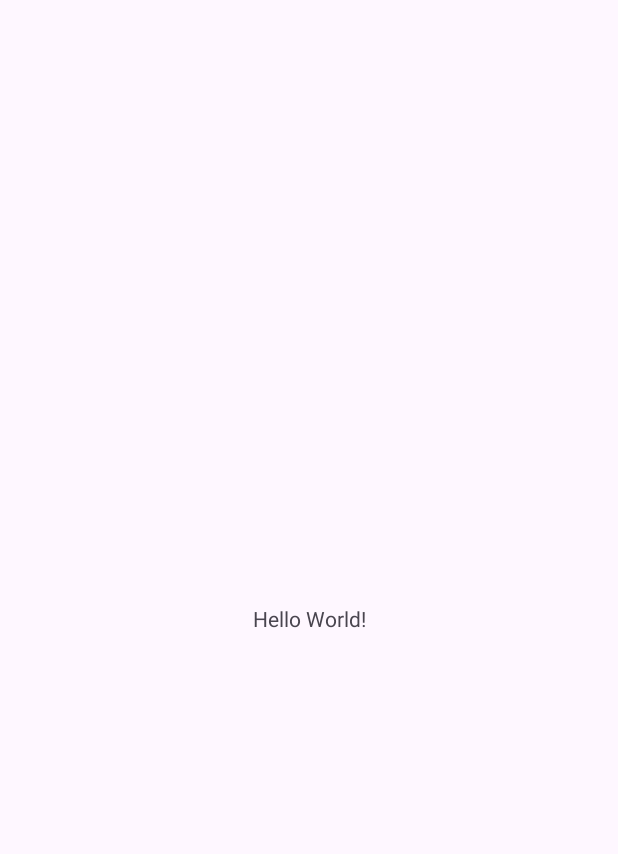
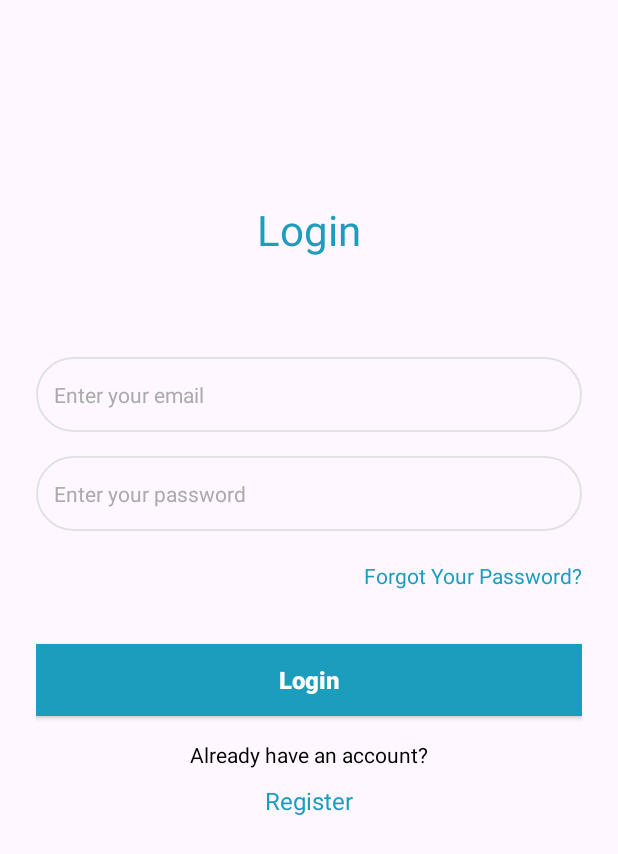
Before and after one commit to rajbeerkhokhar19/NamasteMeditation, an Android app: the screen it shows after launch (MainActivity before the commit, LoginActivity after it), on a phone screen of 412 x 824 dp. Before the commit the part shown is almost empty. Shown: the top 854 px of the screen. Run offline under Robolectric (Android 15) with nearby library versions, the phone set to English and light mode, and no system bars.

Commit message:
login page designed

```diff
--- a/app/build.gradle.kts
+++ b/app/build.gradle.kts
@@ -5,12 +5,12 @@ plugins {
 
 android {
     namespace = "com.example.namastemeditation"
-    compileSdk = 33
+    compileSdk = 34
 
     defaultConfig {
         applicationId = "com.example.namastemeditation"
         minSdk = 29
-        targetSdk = 33
+        targetSdk = 34
         versionCode = 1
         versionName = "1.0"
 
--- a/app/src/main/AndroidManifest.xml
+++ b/app/src/main/AndroidManifest.xml
@@ -13,14 +13,16 @@
         android:theme="@style/Theme.NamasteMeditation"
         tools:targetApi="31">
         <activity
-            android:name=".MainActivity"
+            android:name=".login.LoginActivity"
             android:exported="true">
             <intent-filter>
-                <action android:name="android.intent.action.MAIN" />
-
-                <category android:name="android.intent.category.LAUNCHER" />
+                <action android:name="android.intent.action.MAIN"/>
+                <category android:name="android.intent.category.LAUNCHER"/>
             </intent-filter>
         </activity>
+        <activity
+            android:name=".MainActivity"
+            android:exported="true"/>
     </application>
 
 </manifest>
--- /dev/null
+++ b/app/src/main/java/com/example/namastemeditation/login/LoginActivity.kt
@@ -0,0 +1,58 @@
+package com.example.namastemeditation.login
+
+import android.content.Intent
+import android.os.Bundle
+import android.widget.Button
+import android.widget.EditText
+import android.widget.TextView
+import androidx.appcompat.app.AppCompatActivity
+import androidx.appcompat.widget.AppCompatTextView
+import androidx.constraintlayout.widget.ConstraintLayout
+import com.example.namastemeditation.MainActivity
+import com.example.namastemeditation.R
+import com.google.android.material.snackbar.Snackbar
+class LoginActivity : AppCompatActivity() {
+
+    override fun onCreate(savedInstanceState: Bundle?) {
+        super.onCreate(savedInstanceState)
+        setContentView(R.layout.activity_login)
+
+        val constraintLayout = findViewById<ConstraintLayout>(R.id.constraintLayout)
+        val etEmail = findViewById<EditText>(R.id.etEmail)
+        val etPassword = findViewById<EditText>(R.id.etPassword)
+        val btnForgotPassword = findViewById<AppCompatTextView>(R.id.tvForgotPassword)
+        val btnSignUp = findViewById<TextView>(R.id.txtSignUp)
+        val btnLogin = findViewById<Button>(R.id.btnLogin)
+
+        btnForgotPassword.setOnClickListener {
+
+
+        }
+
+        btnSignUp.setOnClickListener {
+
+        }
+
+
+        btnLogin.setOnClickListener {
+            val email = etEmail.text.toString().trim()
+            val password = etPassword.text.toString().trim()
+
+            if (email.isEmpty()) {
+                val snackbar = Snackbar
+                    .make(constraintLayout, "Email field cannot be empty!", Snackbar.LENGTH_LONG)
+                snackbar.show()
+            } else if (password.isEmpty()) {
+                val snackbar = Snackbar
+                    .make(constraintLayout, "Password field cannot be empty!", Snackbar.LENGTH_LONG)
+                snackbar.show()
+            } else {
+                val myIntent = Intent(this, MainActivity::class.java)
+                myIntent.flags =
+                    Intent.FLAG_ACTIVITY_NEW_TASK or Intent.FLAG_ACTIVITY_CLEAR_TASK or Intent.FLAG_ACTIVITY_CLEAR_TOP
+                startActivity(myIntent)
+                finish()
+            }
+        }
+    }
+}
--- /dev/null
+++ b/app/src/main/res/drawable/rectangle_border_name_gray_300_radius_6.xml
@@ -0,0 +1,6 @@
+<?xml version="1.0" encoding="UTF-8"?>
+<shape android:shape="rectangle" xmlns:android="http://schemas.android.com/apk/res/android">
+    <corners android:radius="35dp"/>
+    <stroke
+        android:color="#e0e2e4" android:width="1dp"/>
+</shape>
--- /dev/null
+++ b/app/src/main/res/layout/activity_login.xml
@@ -0,0 +1,152 @@
+<?xml version="1.0" encoding="utf-8"?>
+<androidx.constraintlayout.widget.ConstraintLayout xmlns:android="http://schemas.android.com/apk/res/android"
+    xmlns:app="http://schemas.android.com/apk/res-auto"
+    xmlns:tools="http://schemas.android.com/tools"
+    android:id="@+id/constraintLayout"
+    android:layout_width="match_parent"
+    android:layout_height="match_parent">
+
+    <androidx.appcompat.widget.Toolbar
+        android:id="@+id/toolbarAppBar"
+        android:layout_width="0dp"
+        android:layout_height="wrap_content"
+        app:contentInsetEnd="40dp"
+        app:contentInsetStart="0dp"
+        app:layout_constraintEnd_toEndOf="parent"
+        app:layout_constraintStart_toStartOf="parent"
+        app:layout_constraintTop_toTopOf="parent">
+
+    </androidx.appcompat.widget.Toolbar>
+    <androidx.core.widget.NestedScrollView
+        android:layout_width="0dp"
+        android:layout_height="0dp"
+        app:layout_constraintBottom_toBottomOf="parent"
+        app:layout_constraintEnd_toEndOf="parent"
+        app:layout_constraintHorizontal_bias="0.0"
+        app:layout_constraintStart_toStartOf="parent"
+        app:layout_constraintTop_toBottomOf="@id/toolbarAppBar"
+        app:layout_constraintVertical_bias="0.0">
+
+        <androidx.appcompat.widget.LinearLayoutCompat
+            android:layout_width="match_parent"
+            android:layout_height="match_parent"
+            android:layout_marginTop="42dp"
+            android:orientation="vertical"
+            android:padding="24dp">
+
+            <androidx.appcompat.widget.AppCompatTextView
+                android:id="@+id/tvTitle"
+                android:layout_width="wrap_content"
+                android:layout_height="wrap_content"
+                android:layout_gravity="center"
+                android:layout_marginBottom="50dp"
+                android:paddingTop="4dp"
+                android:text="Login"
+                android:textColor="@color/blue"
+                android:textSize="28sp" />
+
+            <androidx.appcompat.widget.AppCompatEditText
+                android:id="@+id/etEmail"
+                android:layout_width="match_parent"
+                android:layout_height="50dp"
+                android:layout_marginTop="16dp"
+                android:background="@drawable/rectangle_border_name_gray_300_radius_6"
+                android:ellipsize="end"
+
+                android:hint="@string/enter_your_email"
+                android:inputType="textEmailAddress"
+                android:padding="12dp"
+                android:textColor="#000000"
+                android:textColorHint="@color/grey_ababab"
+                android:textSize="14sp"
+                android:textStyle="normal"
+                tools:ignore="Autofill" />
+
+            <androidx.appcompat.widget.AppCompatEditText
+                android:id="@+id/etPassword"
+                android:layout_width="match_parent"
+                android:layout_height="50dp"
+                android:layout_marginTop="16dp"
+                android:background="@drawable/rectangle_border_name_gray_300_radius_6"
+                android:ellipsize="end"
+                android:hint="@string/enter_your_password"
+                android:inputType="numberPassword"
+                android:padding="12dp"
+                android:textColor="@color/black_000000"
+                android:textColorHint="#ABABAB"
+                android:textSize="14sp"
+                android:textStyle="normal"
+                tools:ignore="Autofill" />
+
+            <androidx.appcompat.widget.AppCompatTextView
+                android:id="@+id/tvForgotPassword"
+                android:layout_width="wrap_content"
+                android:layout_height="wrap_content"
+                android:layout_gravity="end"
+                android:layout_marginTop="16dp"
+
+                android:paddingTop="4dp"
+                android:paddingBottom="4dp"
+                android:text="@string/forgot_password"
+                android:textColor="@color/blue"
+                android:textSize="14sp" />
+
+            <androidx.appcompat.widget.AppCompatButton
+                android:id="@+id/btnLogin"
+                android:layout_width="match_parent"
+                android:layout_height="48dp"
+                android:layout_marginTop="32dp"
+                android:background="@color/blue"
+                android:ellipsize="end"
+
+                android:gravity="center"
+                android:text="@string/login"
+                android:textAllCaps="false"
+                android:textColor="#FFFFFF"
+                android:textSize="16sp"
+                android:textStyle="bold" />
+
+            <LinearLayout
+                android:id="@+id/linearLayout"
+                android:layout_width="wrap_content"
+                android:layout_height="wrap_content"
+                android:layout_gravity="center|center_vertical"
+                android:orientation="horizontal">
+
+                <TextView
+                    android:id="@+id/txtConfirmation"
+                    android:layout_width="wrap_content"
+                    android:layout_height="wrap_content"
+                    android:ellipsize="end"
+
+                    android:singleLine="true"
+                    android:paddingTop="16dp"
+                    android:text="Already have an account?"
+                    android:textColor="@color/black_000000"
+                    android:textSize="14sp" />>
+            </LinearLayout>
+            <LinearLayout
+                android:id="@+id/linearLayout2"
+                android:layout_width="wrap_content"
+                android:layout_height="wrap_content"
+                android:layout_gravity="center|center_vertical"
+                android:orientation="horizontal">
+
+                <TextView
+                    android:id="@+id/txtSignUp"
+                    android:layout_width="wrap_content"
+                    android:layout_height="wrap_content"
+                    android:ellipsize="end"
+
+                    android:padding="10dp"
+                    android:singleLine="true"
+                    android:text="Register"
+                    android:textColor="@color/blue"
+                    android:textSize="16sp" />
+            </LinearLayout>
+        </androidx.appcompat.widget.LinearLayoutCompat>
+
+    </androidx.core.widget.NestedScrollView>
+
+
+</androidx.constraintlayout.widget.ConstraintLayout>
--- a/app/src/main/res/values/colors.xml
+++ b/app/src/main/res/values/colors.xml
@@ -2,4 +2,8 @@
 <resources>
     <color name="black">#FF000000</color>
     <color name="white">#FFFFFFFF</color>
+    <color name="black_000000">#000000</color>
+    <color name="black_444444">#444444</color>
+    <color name="blue">#1B9DBD</color>
+    <color name="grey_ababab">#ABABAB</color>
 </resources>
--- a/app/src/main/res/values/strings.xml
+++ b/app/src/main/res/values/strings.xml
@@ -1,3 +1,10 @@
 <resources>
-    <string name="app_name">NamasteMeditation</string>
+    <string name="app_name">Namaste Meditation</string>
+    <string name="enter_your_name">Enter your name</string>
+    <string name="enter_your_email">Enter your email</string>
+    <string name="enter_your_password">Enter your password</string>
+    <string name="i_agree_to_the_terms_of_service_and_privacy_policy">I agree to the Terms and Conditions</string>
+    <string name="login">Login</string>
+    <string name="forgot_password">Forgot Your Password?</string>
+    <string name="don_t_have_an_account">Don\'t have an account?</string>
 </resources>
```
